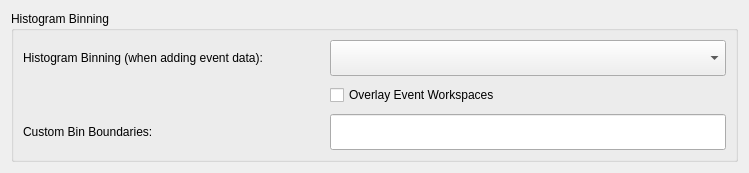
Qt form scripts/Interface/ui/sans_isis/summation_settings_widget.ui (mantidproject/mantid) before a commit.
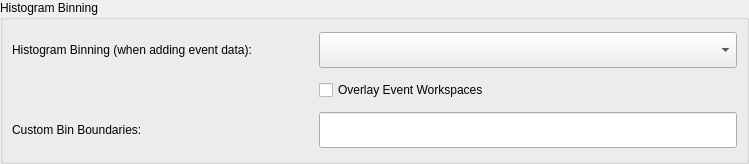
The same form after that commit.

What changed in the file:
```diff
--- a/scripts/Interface/ui/sans_isis/summation_settings_widget.ui
+++ b/scripts/Interface/ui/sans_isis/summation_settings_widget.ui
@@ -14,6 +14,18 @@
    <string>Form</string>
   </property>
   <layout class="QGridLayout" name="gridLayout">
+   <property name="leftMargin">
+    <number>0</number>
+   </property>
+   <property name="topMargin">
+    <number>0</number>
+   </property>
+   <property name="rightMargin">
+    <number>0</number>
+   </property>
+   <property name="bottomMargin">
+    <number>0</number>
+   </property>
    <item row="0" column="0">
     <widget class="QGroupBox" name="histogramBinGroup">
      <property name="title">
```
